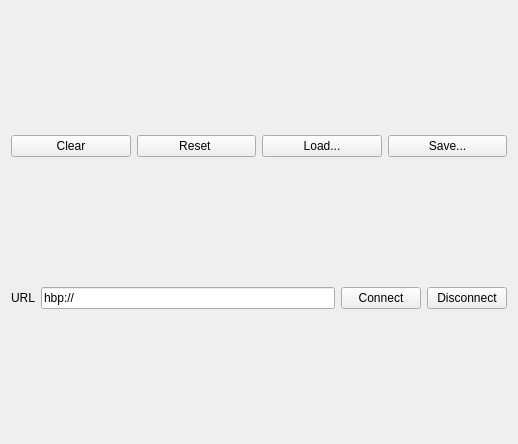
First picture: the form in apps/livreGUI/tfEditor/gui/TransferFunctionEditor.ui, repository BlueBrain/Livre, before the edit.
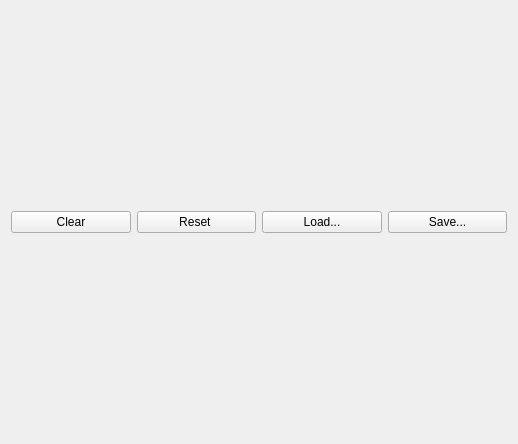
Second picture: the form after the edit.

Commit message: Clean up UI, mostly color map editor

```diff
--- a/apps/livreGUI/tfEditor/gui/TransferFunctionEditor.ui
+++ b/apps/livreGUI/tfEditor/gui/TransferFunctionEditor.ui
@@ -58,40 +58,8 @@
    <item row="3" column="0">
     <layout class="QVBoxLayout" name="greenLayout"/>
    </item>
-   <item row="7" column="0">
-    <layout class="QVBoxLayout" name="rgbGradientLayout"/>
-   </item>
-   <item row="1" column="0">
-    <layout class="QHBoxLayout" name="horizontalLayout_2">
-     <item>
-      <widget class="QLabel" name="label_2">
-       <property name="text">
-        <string>URL</string>
-       </property>
-      </widget>
-     </item>
-     <item>
-      <widget class="QLineEdit" name="txtURL">
-       <property name="text">
-        <string>hbp://</string>
-       </property>
-      </widget>
-     </item>
-     <item>
-      <widget class="QPushButton" name="btnConnect">
-       <property name="text">
-        <string>Connect</string>
-       </property>
-      </widget>
-     </item>
-     <item>
-      <widget class="QPushButton" name="btnDisconnect">
-       <property name="text">
-        <string>Disconnect</string>
-       </property>
-      </widget>
-     </item>
-    </layout>
+   <item row="5" column="0">
+    <layout class="QVBoxLayout" name="blueLayout"/>
    </item>
   </layout>
  </widget>
```
Left out of the diff: 15 changed lines with no effect on the pictures. The commit also changes 10 other files.
